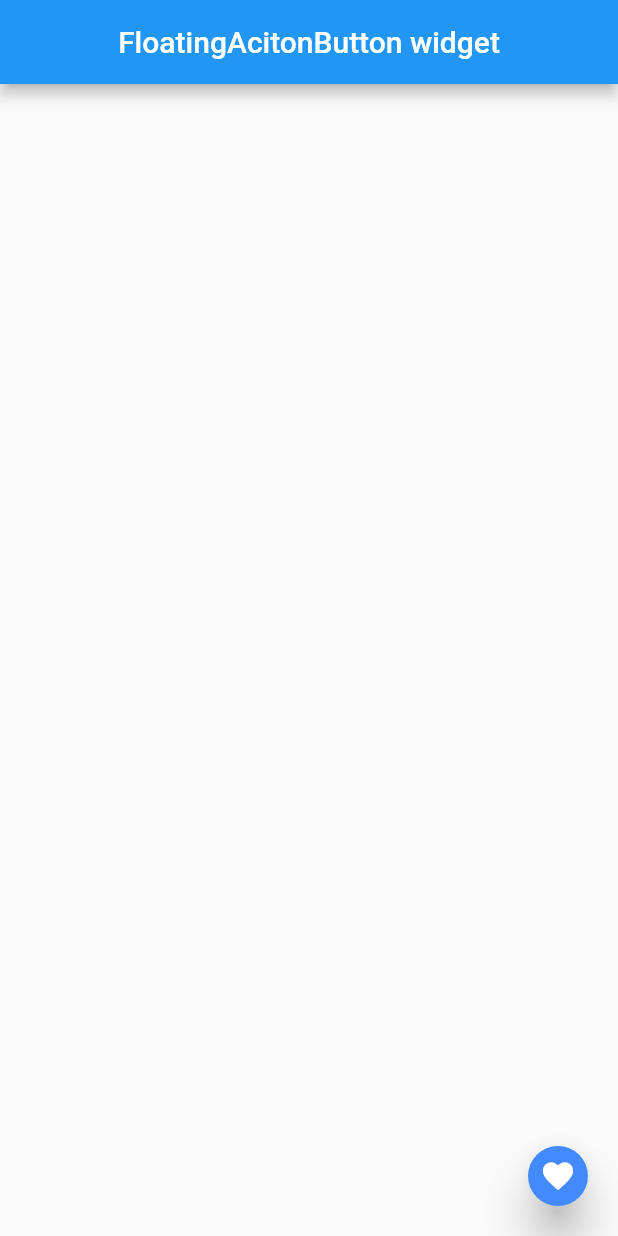
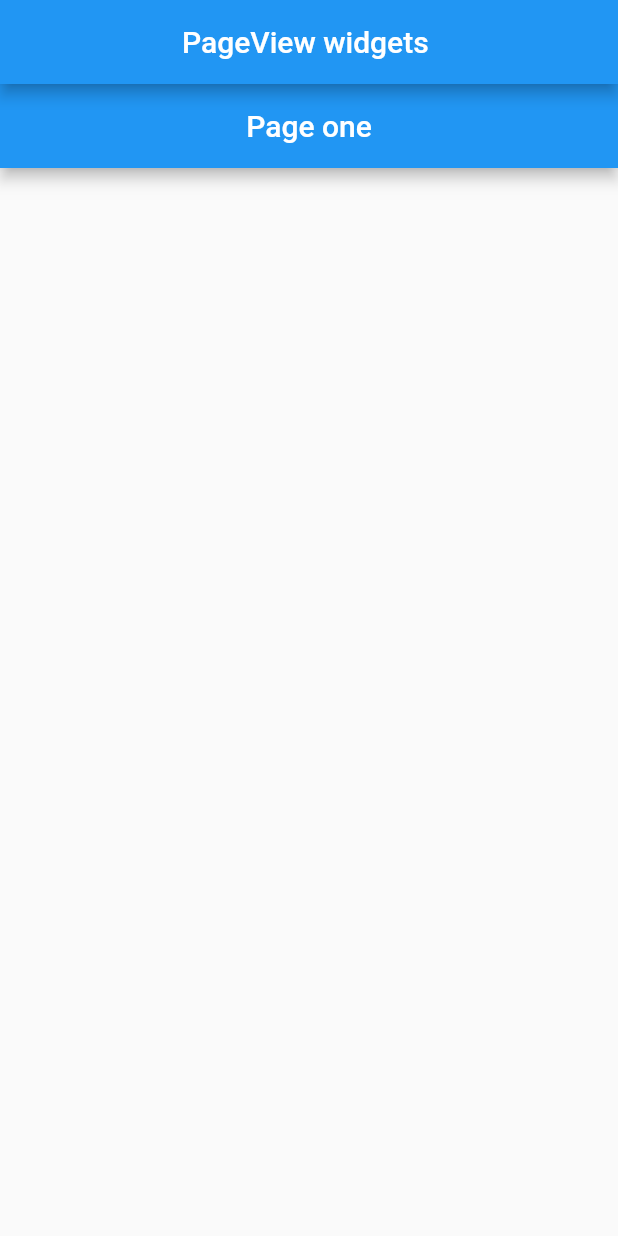
Before and after one commit to sujon15-2813/flutter-widgets-a-z, a Flutter app: the screen it shows after launch, on a phone screen of 412 x 824 dp. Run offline on Flutter 3.47's test engine with Material 2 defaults, Android fonts, the phone set to English and light mode, and no system bars.

Commit message:
PageView widget

```diff
--- /dev/null
+++ b/lib/Page View/pageone.dart
@@ -0,0 +1,15 @@
+import 'package:flutter/material.dart';
+
+class PageOne extends StatelessWidget {
+  const PageOne({super.key});
+
+  @override
+  Widget build(BuildContext context) {
+    return Scaffold(
+        appBar: AppBar(
+        title: Text("Page one"),
+        centerTitle: true,
+      ),
+    );
+  }
+}
--- /dev/null
+++ b/lib/Page View/pageview.dart
@@ -0,0 +1,34 @@
+import 'package:flutter/material.dart';
+import 'package:flutter_widgets_a_z/Page%20View/pageone.dart';
+import 'package:flutter_widgets_a_z/Page%20View/pagethree.dart';
+import 'package:flutter_widgets_a_z/Page%20View/pagetwo.dart';
+
+class MyPageview extends StatefulWidget {
+  const MyPageview({super.key});
+
+  @override
+  State<MyPageview> createState() => _MyPageviewState();
+}
+
+class _MyPageviewState extends State<MyPageview> {
+  PageController _pagecontroller = PageController(
+    initialPage: 0,
+  );
+  @override
+  Widget build(BuildContext context) {
+    return Scaffold(
+      appBar: AppBar(
+        title: Text("PageView widgets "),
+        centerTitle: true,
+      ),
+      body: PageView(
+        controller: _pagecontroller,
+        children: [
+          PageOne(),
+          PageTwo(),
+          PageThree(),
+        ],
+      ),
+    );
+  }
+}
--- a/lib/main.dart
+++ b/lib/main.dart
@@ -2,6 +2,7 @@ import 'package:flutter/material.dart';
 import 'package:flutter_widgets_a_z/Expanded/expanded.dart';
 import 'package:flutter_widgets_a_z/FloatingacitonButton/floatingactionbutton.dart';
 import 'package:flutter_widgets_a_z/Opacity/opacity.dart';
+import 'package:flutter_widgets_a_z/Page%20View/pageview.dart';
 import 'package:flutter_widgets_a_z/Wrap/wrap.dart';
 
 void main() {
@@ -16,12 +17,13 @@ class MyApp extends StatelessWidget {
   Widget build(BuildContext context) {
     return MaterialApp(
       debugShowCheckedModeBanner: false,
-      initialRoute: '/MyFloatingActionButton',
+      initialRoute: '/MyPageview ',
       routes: {
         '/MyWrap': (context) => MyWrap(),
         '/MyExpanded': (context) => MyExpanded(),
         '/MyOpacity': (context) => MyOpacity(),
         '/MyFloatingActionButton': (context) => MyFloatingActionButton(),
+        '/MyPageview ': (context) => MyPageview (),
       },
     );
   }
```
Also changed, not shown: lib/Page View/pagethree.dart (added, +13 -0 lines), lib/Page View/pagetwo.dart (added, +15 -0 lines).
